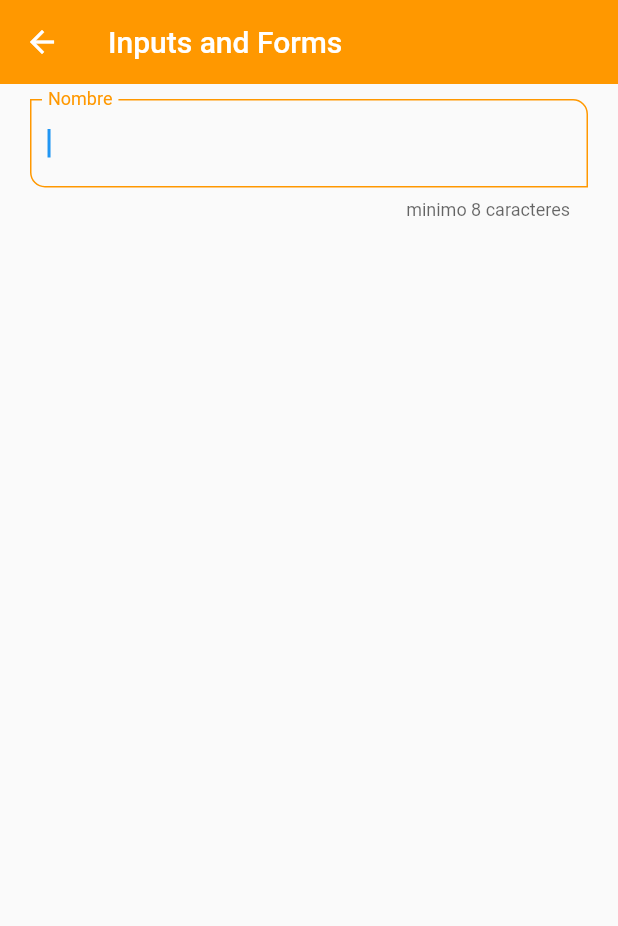
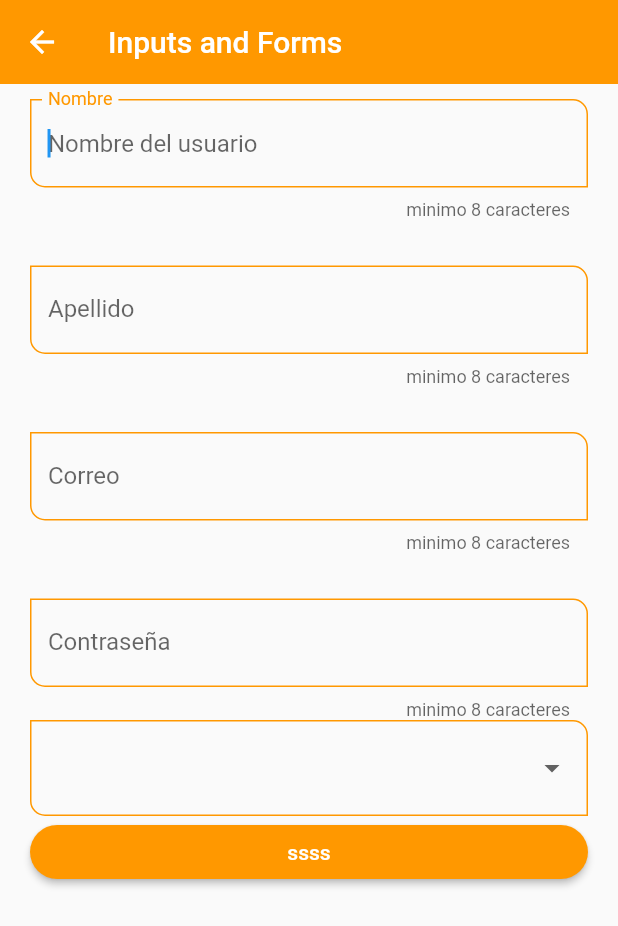
Before and after one commit to EdwinBikes/portfolio_dart, a Flutter app: the InputsScreen screen opened by its route, on a phone screen of 412 x 824 dp. Shown: the top 926 px of the screen. Run offline on Flutter 3.47's test engine with Material 2 defaults, Android fonts, the light colour scheme and no system bars.

Commit message:
cargue de aplicacion del curso terminada

```diff
--- a/clase_udemy_fernando_herrera/primer_ejercicio/segunda_aplicacion/segunda_aplicaicon/lib/router/app_routes.dart
+++ b/clase_udemy_fernando_herrera/primer_ejercicio/segunda_aplicacion/segunda_aplicaicon/lib/router/app_routes.dart
@@ -54,6 +54,18 @@ class AppRoutes {
       screen: const InputsScreen(),
       icon: Icons.input_sharp,
     ),
+    MenuOption(
+      route: 'slider',
+      name: 'Slider and checks',
+      screen: const SliderScreen(),
+      icon: Icons.image_aspect_ratio_sharp,
+    ),
+    MenuOption(
+      route: 'listview_builder',
+      name: 'InfiniteScrol & Pull to refresh',
+      screen: const ListviewBuilderScreen(),
+      icon: Icons.build_circle_outlined,
+    ),
   ];
 
   static Map<String, Widget Function(BuildContext)> getAppRoutes() {
--- a/clase_udemy_fernando_herrera/primer_ejercicio/segunda_aplicacion/segunda_aplicaicon/lib/screens/inputs_screen.dart
+++ b/clase_udemy_fernando_herrera/primer_ejercicio/segunda_aplicacion/segunda_aplicaicon/lib/screens/inputs_screen.dart
@@ -6,13 +6,74 @@ class InputsScreen extends StatelessWidget {
 
   @override
   Widget build(BuildContext context) {
+    final GlobalKey<FormState> myFormKey = GlobalKey<FormState>();
+    final Map<String, String> formValues = {
+      'fist_name': 'cuaqluiera',
+      'last_name': 'Herrera',
+      'email': 'patico@gmail.com',
+      'password': '12345',
+      'role': 'admin'
+    };
     return Scaffold(
       appBar: AppBar(title: const Text('Inputs and Forms')),
       body: SingleChildScrollView(
         child: Padding(
           padding: const EdgeInsets.symmetric(horizontal: 20, vertical: 10),
-          child: Column(
-            children: const [CustomImputField(labelText: 'Nombre')],
+          child: Form(
+            key: myFormKey,
+            child: Column(
+              children: [
+                CustomImputField(
+                    labelText: 'Nombre',
+                    hintText: 'Nombre del usuario',
+                    formProperty: 'first_name',
+                    formvalues: formValues),
+                SizedBox(height: 30),
+                CustomImputField(
+                    labelText: 'Apellido',
+                    hintText: 'Apellido del usuario',
+                    formProperty: 'las_name',
+                    formvalues: formValues),
+                SizedBox(height: 30),
+                CustomImputField(
+                    labelText: 'Correo',
+                    hintText: 'Correo del usuario',
+                    keyboardType: TextInputType.emailAddress,
+                    formProperty: 'email',
+                    formvalues: formValues),
+                SizedBox(height: 30),
+                CustomImputField(
+                    labelText: 'Contraseña',
+                    hintText: 'Alfa numericos',
+                    obscureText: true,
+                    formProperty: 'password',
+                    formvalues: formValues),
+                DropdownButtonFormField<String>(
+                    items: const [
+                      DropdownMenuItem(value: 'user', child: Text('user')),
+                      DropdownMenuItem(
+                          value: 'superuser', child: Text('superuser')),
+                      DropdownMenuItem(
+                          value: 'developer', child: Text('developer')),
+                      DropdownMenuItem(value: 'admin', child: Text('admin')),
+                    ],
+                    onChanged: (value) {
+                      print(value);
+                      formValues['role'] = value ?? 'Admin';
+                    }),
+                ElevatedButton(
+                  child: const SizedBox(
+                      width: double.infinity,
+                      child: Center(child: Text('ssss'))),
+                  onPressed: () {
+                    FocusScope.of(context).requestFocus(FocusNode());
+                    if (!myFormKey.currentState!.validate())
+                      print('formulariono valido');
+                    return;
+                  },
+                )
+              ],
+            ),
           ),
         ),
       ),
--- a/clase_udemy_fernando_herrera/primer_ejercicio/segunda_aplicacion/segunda_aplicaicon/lib/screens/screens.dart
+++ b/clase_udemy_fernando_herrera/primer_ejercicio/segunda_aplicacion/segunda_aplicaicon/lib/screens/screens.dart
@@ -6,3 +6,5 @@ export 'package:segunda_aplicaicon/screens/home_screen.dart';
 export 'package:segunda_aplicaicon/screens/inputs_screen.dart';
 export 'package:segunda_aplicaicon/screens/listview1.dart';
 export 'package:segunda_aplicaicon/screens/listview2.dart';
+export 'package:segunda_aplicaicon/screens/slider_screen.dart';
+export 'package:segunda_aplicaicon/screens/listview_builder_screen.dart';
--- a/clase_udemy_fernando_herrera/primer_ejercicio/segunda_aplicacion/segunda_aplicaicon/lib/widgets/Custom_imput_field.dart
+++ b/clase_udemy_fernando_herrera/primer_ejercicio/segunda_aplicacion/segunda_aplicaicon/lib/widgets/Custom_imput_field.dart
@@ -6,6 +6,10 @@ class CustomImputField extends StatelessWidget {
   final String? helperText;
   final IconData? icon;
   final IconData? suffixIcon;
+  final TextInputType? keyboardType;
+  final bool obscureText;
+  final String formProperty;
+  final Map<String, dynamic> formvalues;
 
   const CustomImputField({
     Key? key,
@@ -14,6 +18,10 @@ class CustomImputField extends StatelessWidget {
     this.helperText,
     this.icon,
     this.suffixIcon,
+    this.keyboardType,
+    this.obscureText = false,
+    required this.formProperty,
+    required this.formvalues,
   }) : super(key: key);
 
   @override
@@ -23,8 +31,11 @@ class CustomImputField extends StatelessWidget {
         autocorrect: true,
         initialValue: '',
         textCapitalization: TextCapitalization.words,
+        keyboardType: keyboardType,
+        obscureText: obscureText,
         onChanged: (value) {
-          print('value: $value');
+          // si quito las llaves {} se ve asi, => formvalues[formProperty] = value;
+          formvalues[formProperty] = value;
         },
         validator: (value) {
           if (value == null) return 'Este campo es requerido';
```
Also changed, not shown: clase_udemy_fernando_herrera/primer_ejercicio/segunda_aplicacion/segunda_aplicaicon/lib/screens/listview_builder_screen.dart (added, +125 -0 lines), clase_udemy_fernando_herrera/primer_ejercicio/segunda_aplicacion/segunda_aplicaicon/lib/screens/slider_screen.dart (added, +80 -0 lines).
